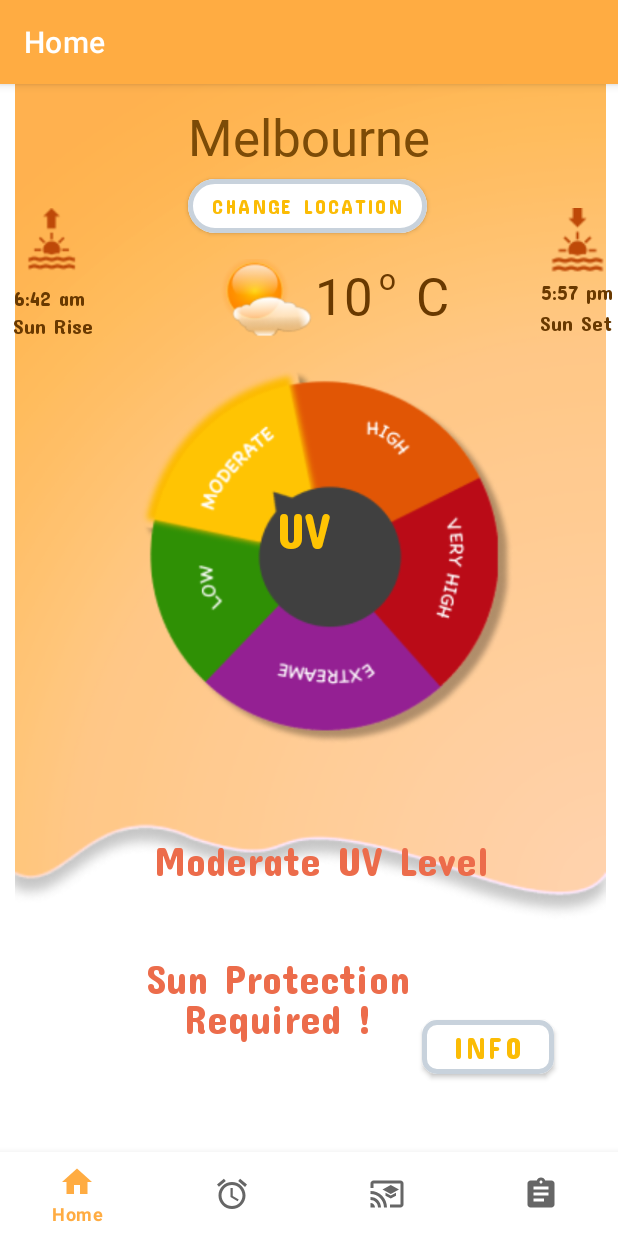
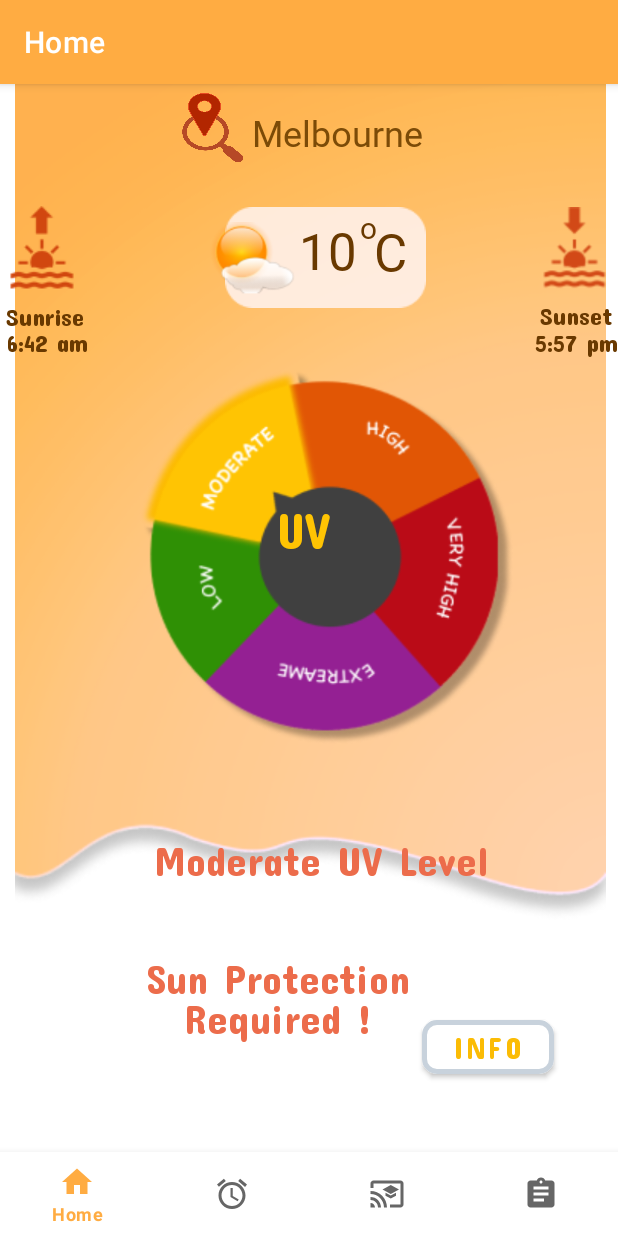
Before and after one commit to ShuangXu-FocusCurrent/UVSafe, an Android app: the HomePageFragment screen opened directly, with no data from a screen before it, on a phone screen of 412 x 824 dp. Run offline under Robolectric (Android 15) with nearby library versions, the light colour scheme and no system bars; our stand-ins replace Volley, navigation-ui; network calls fail.

Commit message:
[UI]:Changed the home page design - view of temperature, change location (#90)

```diff
--- a/app/src/main/res/layout/fragment_home_page.xml
+++ b/app/src/main/res/layout/fragment_home_page.xml
@@ -23,6 +23,16 @@
             tools:ignore="ContentDescription" />
 
         <ImageView
+            android:id="@+id/temp_back"
+            android:layout_width="wrap_content"
+            android:layout_height="wrap_content"
+            android:src="@drawable/temp_back"
+            app:layout_constraintBottom_toTopOf="@+id/uvmeter"
+            app:layout_constraintEnd_toEndOf="@+id/uvmeter"
+            app:layout_constraintStart_toStartOf="@+id/uvmeter"
+            app:layout_constraintTop_toBottomOf="@+id/address" />
+
+        <ImageView
             android:id="@+id/uvmeter"
             android:layout_width="250dp"
             android:layout_height="264dp"
@@ -37,124 +47,76 @@
 
         <TextView
             android:id="@+id/address"
-            android:layout_width="wrap_content"
-            android:layout_height="wrap_content"
+            android:layout_width="238dp"
+            android:layout_height="33dp"
             android:fontFamily="@font/roboto"
+            android:gravity="start"
             android:text="Melbourne"
             android:textColor="#7C4B07"
-            android:textSize="34sp"
+            android:textSize="24sp"
             app:layout_constraintBottom_toTopOf="@+id/uvmeter"
             app:layout_constraintEnd_toEndOf="parent"
+            app:layout_constraintHorizontal_bias="0.967"
             app:layout_constraintStart_toStartOf="parent"
             app:layout_constraintTop_toTopOf="@+id/home_background"
-            app:layout_constraintVertical_bias="0.088" />
-
-        <Button
-            android:id="@+id/searchbtn"
-            android:layout_width="wrap_content"
-            android:layout_height="wrap_content"
-            android:fontFamily="@font/concert_one"
-            android:shadowColor="#40070707"
-            android:shadowDx="0"
-            android:shadowDy="10"
-            android:text="Change Location"
-            android:textColor="#FBBC05"
-            app:backgroundTint="#FFFFFF"
-            app:cornerRadius="20dp"
-            app:iconTint="#050505"
-            app:layout_constraintBottom_toTopOf="@+id/uvmeter"
-            app:layout_constraintEnd_toEndOf="parent"
-            app:layout_constraintHorizontal_bias="0.497"
-            app:layout_constraintStart_toStartOf="parent"
-            app:layout_constraintTop_toBottomOf="@+id/address"
-            app:layout_constraintVertical_bias="0.0"
-            app:strokeColor="#C8D2DC"
-            app:strokeWidth="3dp" />
-
-        <ImageView
-            android:id="@+id/temp_img"
-            android:layout_width="66dp"
-            android:layout_height="52dp"
-            android:src="@drawable/temp_img"
-            app:layout_constraintBottom_toTopOf="@+id/uvmeter"
-            app:layout_constraintEnd_toEndOf="@+id/uvmeter"
-            app:layout_constraintHorizontal_bias="0.288"
-            app:layout_constraintStart_toStartOf="@+id/uvmeter"
-            app:layout_constraintTop_toBottomOf="@+id/searchbtn"
-            app:layout_constraintVertical_bias="0.446"
-            tools:ignore="ContentDescription" />
+            app:layout_constraintVertical_bias="0.107" />
 
         <TextView
             android:id="@+id/temperature"
             android:layout_width="wrap_content"
             android:layout_height="wrap_content"
+            android:layout_marginEnd="104dp"
+            android:layout_marginRight="104dp"
+            android:layout_marginBottom="28dp"
             android:fontFamily="@font/roboto"
             android:text="10"
             android:textColor="#693900"
             android:textSize="34sp"
             app:layout_constraintBottom_toTopOf="@+id/uvmeter"
             app:layout_constraintEnd_toEndOf="@+id/uvmeter"
-            app:layout_constraintHorizontal_bias="0.411"
-            app:layout_constraintStart_toStartOf="@+id/temp_img"
-            app:layout_constraintTop_toBottomOf="@+id/searchbtn"
-            app:layout_constraintVertical_bias="0.408" />
+            app:layout_constraintTop_toTopOf="@+id/temp_back"
+            app:layout_constraintVertical_bias="0.23" />
 
         <TextView
             android:id="@+id/degree"
             android:layout_width="wrap_content"
             android:layout_height="wrap_content"
+            android:layout_marginBottom="24dp"
             android:fontFamily="@font/roboto"
             android:text="o"
             android:textColor="#693900"
             android:textSize="20sp"
             app:layout_constraintBottom_toBottomOf="@+id/temperature"
             app:layout_constraintEnd_toEndOf="parent"
-            app:layout_constraintHorizontal_bias="0.224"
-            app:layout_constraintStart_toStartOf="@+id/temperature"
-            app:layout_constraintTop_toBottomOf="@+id/searchbtn"
-            app:layout_constraintVertical_bias="0.357" />
+            app:layout_constraintHorizontal_bias="0.201"
+            app:layout_constraintStart_toStartOf="@+id/temperature" />
 
         <TextView
             android:id="@+id/templable"
             android:layout_width="wrap_content"
             android:layout_height="wrap_content"
+            android:layout_marginBottom="48dp"
             android:fontFamily="@font/roboto"
             android:text="C"
             android:textColor="#693900"
             android:textSize="34sp"
             app:layout_constraintBottom_toTopOf="@+id/uvmeter"
             app:layout_constraintEnd_toEndOf="parent"
-            app:layout_constraintHorizontal_bias="0.205"
-            app:layout_constraintStart_toEndOf="@+id/temperature"
-            app:layout_constraintTop_toBottomOf="@+id/searchbtn"
-            app:layout_constraintVertical_bias="0.4" />
-
-        <ImageView
-            android:id="@+id/sun_rise"
-            android:layout_width="47dp"
-            android:layout_height="47dp"
-            android:src="@drawable/sun_rise_img"
-            app:layout_constraintBottom_toTopOf="@+id/uvmeter"
-            app:layout_constraintEnd_toStartOf="@+id/searchbtn"
-            app:layout_constraintHorizontal_bias="0.147"
-            app:layout_constraintStart_toStartOf="parent"
-            app:layout_constraintTop_toTopOf="parent"
-            app:layout_constraintVertical_bias="0.614"
-            tools:ignore="ContentDescription" />
+            app:layout_constraintHorizontal_bias="0.076"
+            app:layout_constraintStart_toEndOf="@+id/temperature" />
 
         <TextView
             android:id="@+id/sun_rise_time"
             android:layout_width="wrap_content"
             android:layout_height="wrap_content"
+            android:layout_marginStart="4dp"
+            android:layout_marginLeft="4dp"
             android:fontFamily="@font/concert_one"
             android:text="6:42 am"
             android:textColor="#693900"
+            android:textSize="16sp"
             app:layout_constraintBottom_toTopOf="@+id/uvmeter"
-            app:layout_constraintEnd_toStartOf="@+id/temp_img"
-            app:layout_constraintHorizontal_bias="0.094"
-            app:layout_constraintStart_toStartOf="parent"
-            app:layout_constraintTop_toBottomOf="@+id/sun_rise"
-            app:layout_constraintVertical_bias="0.114" />
+            app:layout_constraintStart_toStartOf="parent" />
 
         <TextView
             android:id="@+id/sun_set_time"
@@ -163,40 +125,39 @@
             android:fontFamily="@font/concert_one"
             android:text="5:57 pm"
             android:textColor="#693900"
+            android:textSize="16sp"
             app:layout_constraintBottom_toTopOf="@+id/uvmeter"
-            app:layout_constraintEnd_toEndOf="parent"
-            app:layout_constraintHorizontal_bias="0.979"
-            app:layout_constraintStart_toEndOf="@+id/temp_img"
-            app:layout_constraintTop_toBottomOf="@+id/sun_set"
-            app:layout_constraintVertical_bias="0.0" />
+            app:layout_constraintEnd_toEndOf="parent" />
 
         <TextView
             android:id="@+id/sun_rise_txt"
             android:layout_width="wrap_content"
             android:layout_height="wrap_content"
+            android:layout_marginStart="4dp"
+            android:layout_marginLeft="4dp"
             android:fontFamily="@font/concert_one"
-            android:text="Sun Rise"
+            android:text="Sunrise"
             android:textColor="#693900"
+            android:textSize="16sp"
             app:layout_constraintBottom_toTopOf="@+id/uvmeter"
-            app:layout_constraintEnd_toStartOf="@+id/temp_img"
-            app:layout_constraintHorizontal_bias="0.098"
             app:layout_constraintStart_toStartOf="parent"
-            app:layout_constraintTop_toTopOf="@+id/sun_rise_time"
-            app:layout_constraintVertical_bias="0.6" />
+            app:layout_constraintTop_toBottomOf="@+id/sunrise_ic"
+            app:layout_constraintVertical_bias="0.0" />
 
         <TextView
             android:id="@+id/sun_set_txt"
             android:layout_width="wrap_content"
             android:layout_height="wrap_content"
+            android:layout_marginEnd="4dp"
+            android:layout_marginRight="4dp"
             android:fontFamily="@font/concert_one"
-            android:text="Sun Set"
+            android:text="Sunset"
             android:textColor="#693900"
+            android:textSize="16sp"
             app:layout_constraintBottom_toTopOf="@+id/uvmeter"
             app:layout_constraintEnd_toEndOf="parent"
-            app:layout_constraintHorizontal_bias="0.972"
-            app:layout_constraintStart_toEndOf="@+id/temp_img"
-            app:layout_constraintTop_toTopOf="@+id/sun_set_time"
-            app:layout_constraintVertical_bias="0.6" />
+            app:layout_constraintTop_toBottomOf="@+id/sunset_ic"
+            app:layout_constraintVertical_bias="0.052" />
 
         <TextView
             android:id="@+id/uvlable"
@@ -246,19 +207,6 @@
             app:strokeColor="#C8D2DC"
             app:strokeWidth="3dp" />
 
-        <ImageView
-            android:id="@+id/sun_set"
-            android:layout_width="47dp"
-            android:layout_height="47dp"
-            android:src="@drawable/sunset_img"
-            app:layout_constraintBottom_toTopOf="@+id/uvmeter"
-            app:layout_constraintEnd_toEndOf="parent"
-            app:layout_constraintHorizontal_bias="0.956"
-            app:layout_constraintStart_toEndOf="@+id/searchbtn"
-            app:layout_constraintTop_toTopOf="@+id/home_background"
-            app:layout_constraintVertical_bias="0.614"
-            tools:ignore="ContentDescription" />
-
         <TextView
             android:id="@+id/uv_instrcut"
             android:layout_width="270dp"
@@ -291,6 +239,53 @@
             app:layout_constraintTop_toBottomOf="@+id/uvmeter"
             app:layout_constraintVertical_bias="0.511" />
 
+        <ImageView
+            android:id="@+id/searchbtn"
+            android:layout_width="55dp"
+            android:layout_height="56dp"
+            android:src="@drawable/search_4"
+            app:layout_constraintEnd_toStartOf="@+id/address"
+            app:layout_constraintHorizontal_bias="0.987"
+            app:layout_constraintStart_toStartOf="parent"
+            app:layout_constraintTop_toTopOf="parent" />
+
+        <ImageView
+            android:id="@+id/sunrise_ic"
+            android:layout_width="wrap_content"
+            android:layout_height="wrap_content"
+            android:layout_marginStart="4dp"
+            android:layout_marginLeft="4dp"
+            android:layout_marginBottom="4dp"
+            android:src="@drawable/sunrise_new"
+            app:layout_constraintBottom_toBottomOf="@+id/temp_back"
+            app:layout_constraintStart_toStartOf="parent" />
+
+        <ImageView
+            android:id="@+id/temp_ic"
+            android:layout_width="58dp"
+            android:layout_height="58dp"
+            android:layout_marginStart="84dp"
+            android:layout_marginLeft="84dp"
+            android:src="@drawable/temp_img"
+            app:layout_constraintBottom_toBottomOf="@+id/temp_back"
+            app:layout_constraintEnd_toStartOf="@+id/sunset_ic"
+            app:layout_constraintHorizontal_bias="0.02"
+            app:layout_constraintStart_toEndOf="@+id/sunrise_ic"
+            app:layout_constraintTop_toTopOf="@+id/temp_back"
+            app:layout_constraintVertical_bias="0.555" />
+
+        <ImageView
+            android:id="@+id/sunset_ic"
+            android:layout_width="47dp"
+            android:layout_height="62dp"
+            android:src="@drawable/sunset_new"
+            app:layout_constraintBottom_toBottomOf="@+id/temp_back"
+            app:layout_constraintEnd_toEndOf="parent"
+            app:layout_constraintHorizontal_bias="0.931"
+            app:layout_constraintStart_toEndOf="@+id/temp_back"
+            app:layout_constraintTop_toTopOf="@+id/temp_back"
+            app:layout_constraintVertical_bias="0.0" />
+
         <!--        <androidx.recyclerview.widget.RecyclerView-->
 <!--            android:id="@+id/rvLocations"-->
 <!--            android:layout_width="365dp"-->
```
Also changed, not shown: app/src/main/res/drawable/search_2.png (added), app/src/main/res/drawable/search_3.png (added), app/src/main/res/drawable/search_4.png (added), app/src/main/res/drawable/search_ic.png (added), app/src/main/res/drawable/sunrise_new.png (added), app/src/main/res/drawable/sunset_new.png (added), app/src/main/res/drawable/temp_back.png (added).
